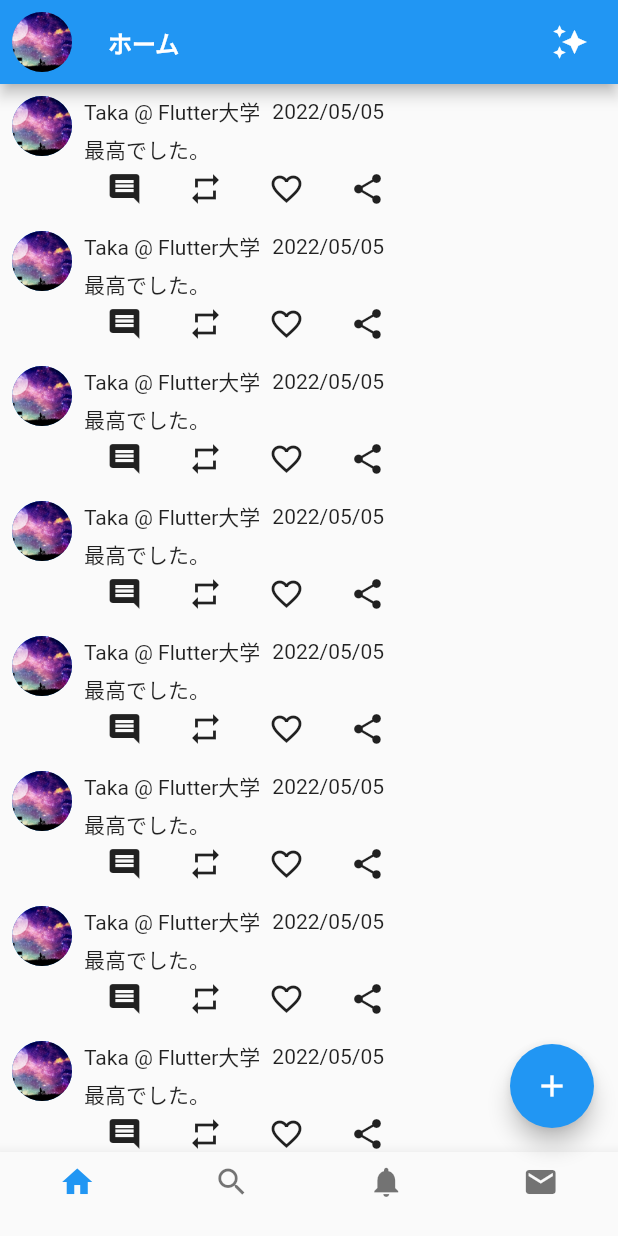
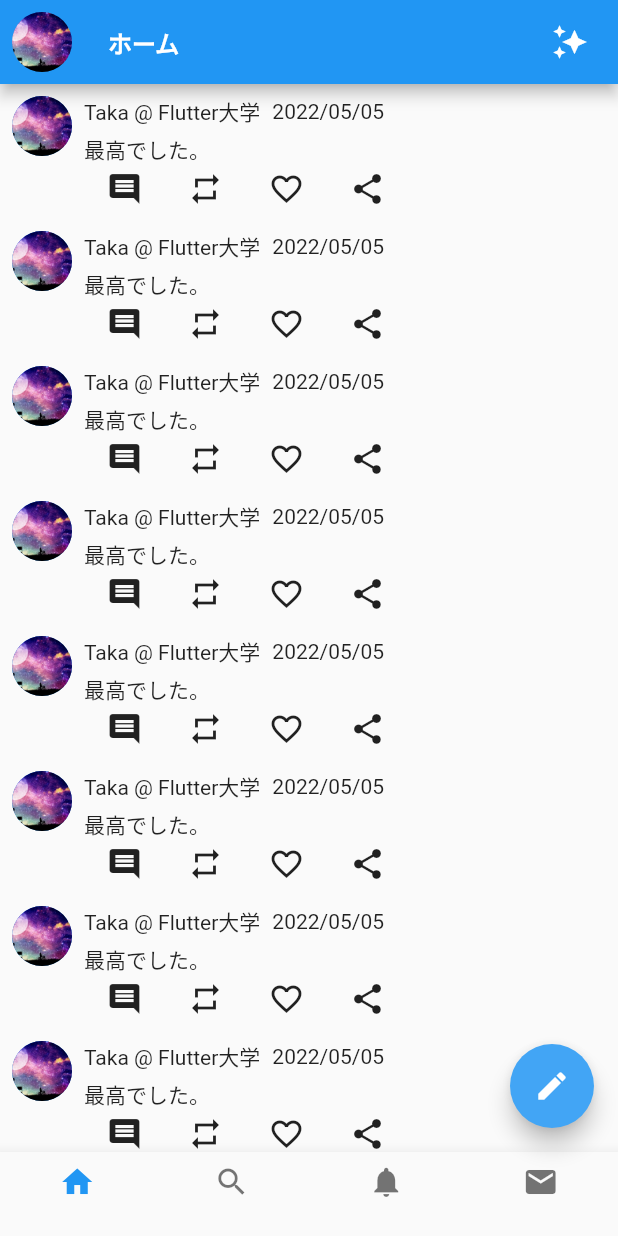
Before and after one commit to Takatoshi-ish/flutter_twitter_ui, a Flutter app: the screen it shows after launch, on a phone screen of 412 x 824 dp. Run offline on Flutter 3.47's test engine with Material 2 defaults, Android fonts, the phone set to English and light mode, and no system bars.

Commit message:
ダークモードのために修正, floating buttonのアイコン修正

```diff
--- a/lib/main.dart
+++ b/lib/main.dart
@@ -61,8 +61,10 @@ class MyApp extends StatelessWidget {
         ),
         floatingActionButton: FloatingActionButton(
           onPressed: () {},
-          tooltip: 'Increment',
-          child: Icon(Icons.add),
+          foregroundColor: Colors.white,
+          backgroundColor: Colors.blue[400],
+          tooltip: 'New Comment',
+          child: const Icon(Icons.create),
         ),
         bottomNavigationBar: BottomNavigationBar(
           fixedColor: Colors.blue,
```
